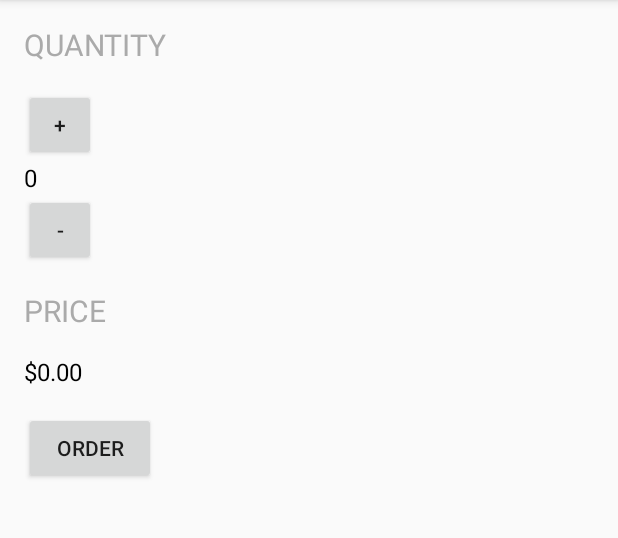
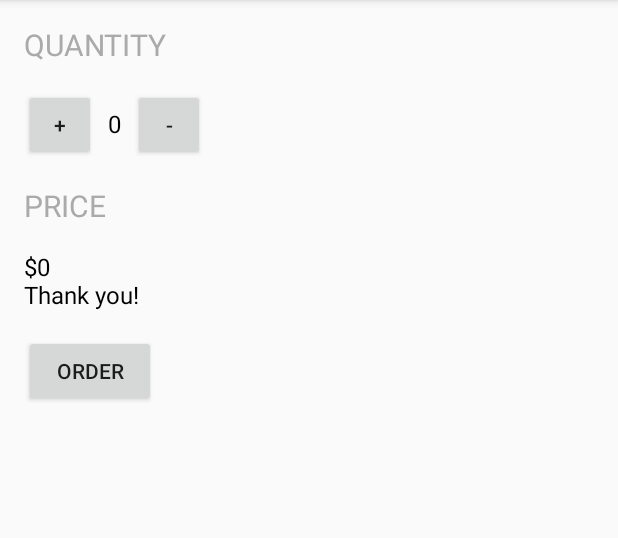
Before and after one commit to pvieiraguimaraes/androidlearning, an Android app: the screen it shows after launch (MainActivity), after a tap on "ORDER", on a phone screen of 412 x 824 dp, the part 84-622 px from its top. Run offline under Robolectric (Android 15) with nearby library versions, the phone set to English and light mode, and no system bars.

Commit message:
Just Java, for to learn Android

```diff
--- a/app/src/main/java/com/example/desenv/justjava/MainActivity.java
+++ b/app/src/main/java/com/example/desenv/justjava/MainActivity.java
@@ -55,21 +55,24 @@ public class MainActivity extends ActionBarActivity {
      * This method is called when the order button is clicked.
      */
     public void submitOrder(View view) {
-        displayPrice(getQuantity() * 5);
+        String message = getPriceTextView().getText().toString();
+        message += System.getProperty ("line.separator") + "Thank you!";
+        displayPrice(message);
     }
 
     /**
      * This method displays the given quantity value on the screen.
      */
     private void display(int number) {
-        getQuantityTextView().setText("" + number);
+        getQuantityTextView().setText(String.valueOf(number));
+        getPriceTextView().setText("Total: " + NumberFormat.getCurrencyInstance().format(getQuantity() * 5));
     }
 
     /**
      * This method displays the given price on the screen.
      */
-    private void displayPrice(int number) {
-        getPriceTextView().setText(NumberFormat.getCurrencyInstance().format(number));
+    private void displayPrice(String message) {
+        getPriceTextView().setText(message);
     }
 
     public void increase(View view) {
--- a/app/src/main/res/layout/activity_main.xml
+++ b/app/src/main/res/layout/activity_main.xml
@@ -12,7 +12,6 @@
     android:paddingTop="@dimen/activity_vertical_margin"
     tools:context="com.example.desenv.justjava.MainActivity">
 
-
     <TextView
         android:layout_width="wrap_content"
         android:layout_height="wrap_content"
@@ -22,11 +21,16 @@
         android:textColor="@android:color/darker_gray"
         android:textSize="20sp" />
 
+    <LinearLayout
+        android:layout_width="wrap_content"
+        android:layout_height="wrap_content"
+        android:orientation="horizontal">
+
         <Button
             android:layout_width="48dp"
             android:layout_height="48dp"
-        android:text="+"
-        android:onClick="increase"/>
+            android:onClick="increase"
+            android:text="+" />
 
         <TextView
             android:id="@+id/quantity_text_view"
@@ -34,13 +38,17 @@
             android:layout_height="wrap_content"
             android:text="0"
             android:textColor="@android:color/black"
-        android:textSize="16sp" />
+            android:textSize="16sp"
+            android:padding="8dp"/>
 
         <Button
             android:layout_width="48dp"
             android:layout_height="48dp"
-        android:text="-"
-        android:onClick="decrease"/>
+            android:onClick="decrease"
+            android:text="-" />
+
+
+    </LinearLayout>
 
     <TextView
         android:layout_width="wrap_content"
```
Lines whose indentation alone changed are shown as unchanged.
